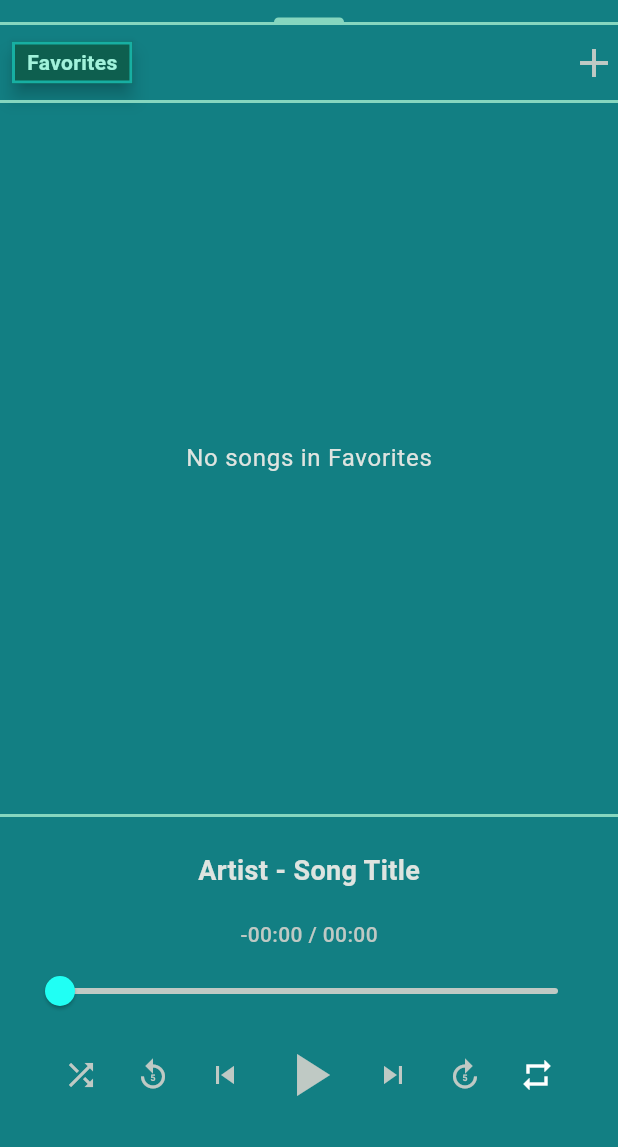
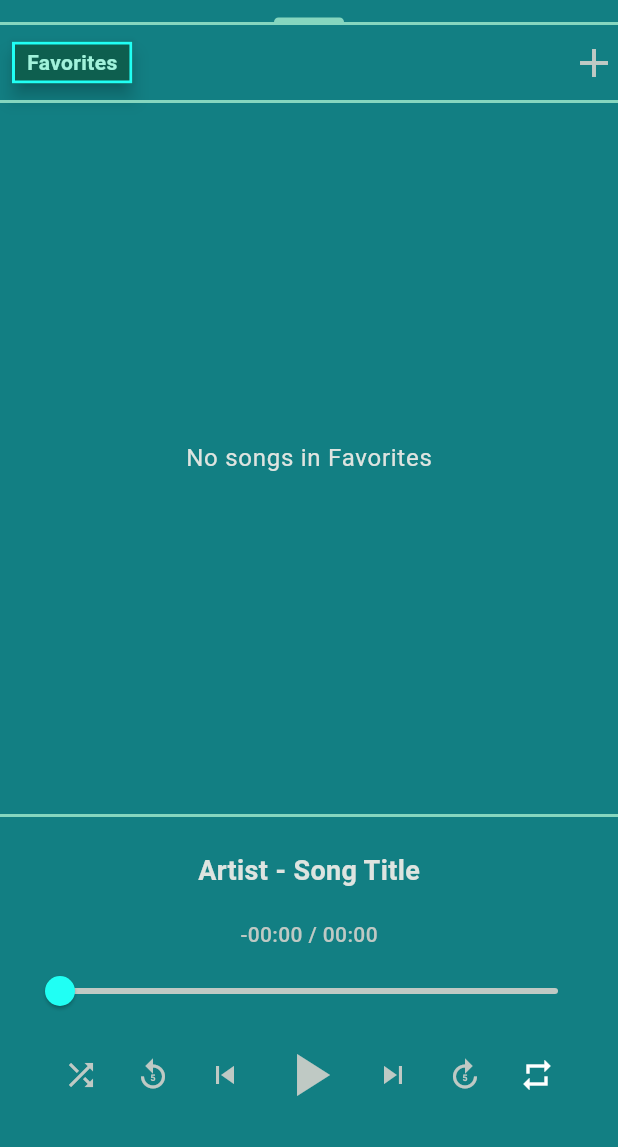
Before and after one commit to GarKPy/simple_audio_player, a Flutter app: the screen it shows after launch, tab 2 chosen, on a phone screen of 412 x 824 dp, the part 89-1236 px from its top. Run offline on Flutter 3.47's test engine with Material 3 defaults, Android fonts, the phone set to English and light mode, and no system bars; our stand-ins replace flutter_riverpod, hive_ce, hive_ce_flutter, just_audio, permission_handler; missing offline and left inert: audio_session, flutter_media_metadata; accounts and stored records are empty; statements that could not run were skipped.

Commit message:
Added app icon

```diff
--- a/lib/ui/pinned_folders_widget.dart
+++ b/lib/ui/pinned_folders_widget.dart
@@ -36,7 +36,7 @@ class PinnedFoldersWidget extends ConsumerWidget {
                       32,
                       255,
                       244,
-                    ).withValues(alpha: 0.5),
+                    ).withValues(alpha: 1),
                     width: 2,
                   ),
                   color: Theme.of(context).colorScheme.surfaceContainerHighest,
--- a/lib/ui/playlist_tab.dart
+++ b/lib/ui/playlist_tab.dart
@@ -163,13 +163,24 @@ class _PlaylistTabState extends ConsumerState<PlaylistTab> {
                         decoration: BoxDecoration(
                           //color: Colors.blueGrey.withValues(alpha: 0.3),
                           //borderRadius: BorderRadius.circular(0),
-                          border: Border.all(
+                          border: isSelected
+                              ? Border.all(
                                   // color: const Color.fromARGB(
                                   //   255,
                                   //   126,
                                   //   255,
                                   //   75,
                                   // ).withValues(alpha: 0.7),
+                                  color: const Color.fromARGB(
+                                    255,
+                                    32,
+                                    255,
+                                    244,
+                                  ).withValues(alpha: 1),
+
+                                  width: 2,
+                                )
+                              : Border.all(
                                   color: const Color.fromARGB(
                                     255,
                                     32,
--- a/pubspec.yaml
+++ b/pubspec.yaml
@@ -19,6 +19,7 @@ dependencies:
   just_audio: ^0.10.5
   audio_session: ^0.2.2
   flutter_media_metadata: ^1.0.0+1
+  flutter_launcher_icons: ^0.14.4
 
 dev_dependencies:
   flutter_test:
@@ -29,3 +30,7 @@ dev_dependencies:
 
 flutter:
   uses-material-design: true
+
+flutter_icons:
+  android: true
+  image_path: "assets/audio_player_logo.png"
```
Also changed, not shown: assets/audio_player_logo.png (added), pubspec.lock, 5 other files. Lines whose indentation alone changed are shown as unchanged.
